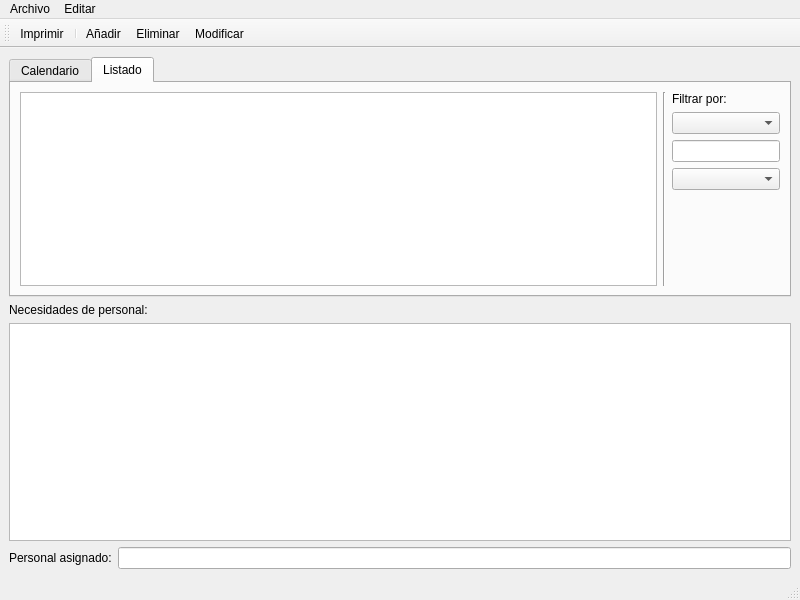
This is ui/mainwindow.ui in ger-ator/turnos as Qt 5 draws it before an edit. The edited form follows.
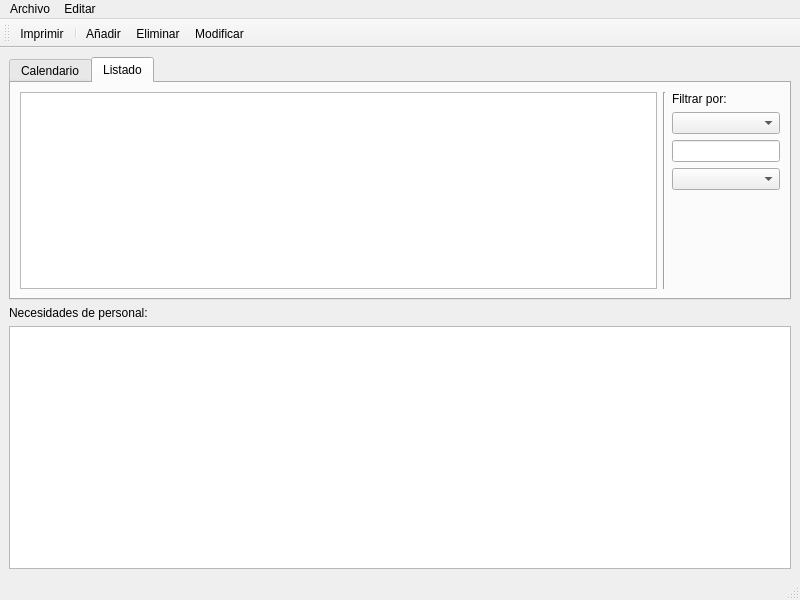
This is the edited form. The open tabs and pages were chosen to show the change. Icons and pictures are not drawn. Custom widgets are drawn as their Qt base class.

Patch:
```diff
--- a/ui/mainwindow.ui
+++ b/ui/mainwindow.ui
@@ -41,24 +41,6 @@
       </property>
      </widget>
     </item>
-    <item row="7" column="0">
-     <layout class="QFormLayout" name="formLayout">
-      <item row="1" column="0">
-       <widget class="QLabel" name="label_2">
-        <property name="text">
-         <string>Personal asignado:</string>
-        </property>
-       </widget>
-      </item>
-      <item row="1" column="1">
-       <widget class="QLineEdit" name="asignado_ledit">
-        <property name="readOnly">
-         <bool>true</bool>
-        </property>
-       </widget>
-      </item>
-     </layout>
-    </item>
     <item row="0" column="0">
      <widget class="QTabWidget" name="tabWidget">
       <property name="currentIndex">
```
Left out of the diff: 2 changed lines with no effect on the pictures.
